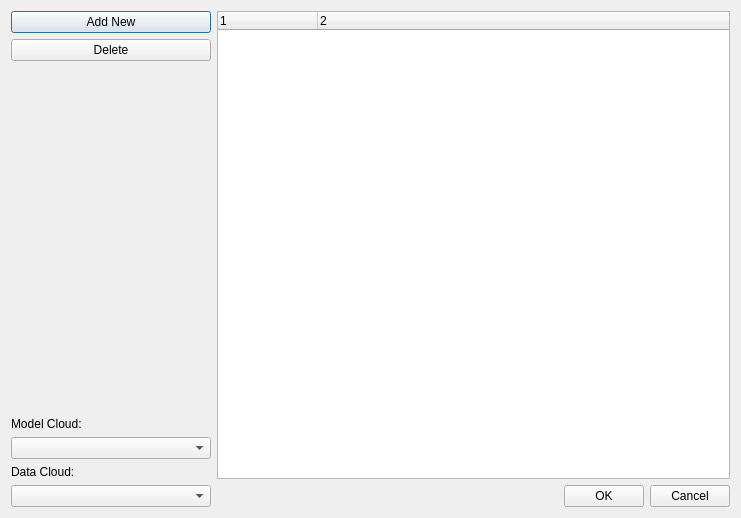
First picture: the form in src/tools/viewer/ui/LVRCorrespondanceDialogUI.ui, repository uos/lvr2, before the edit.
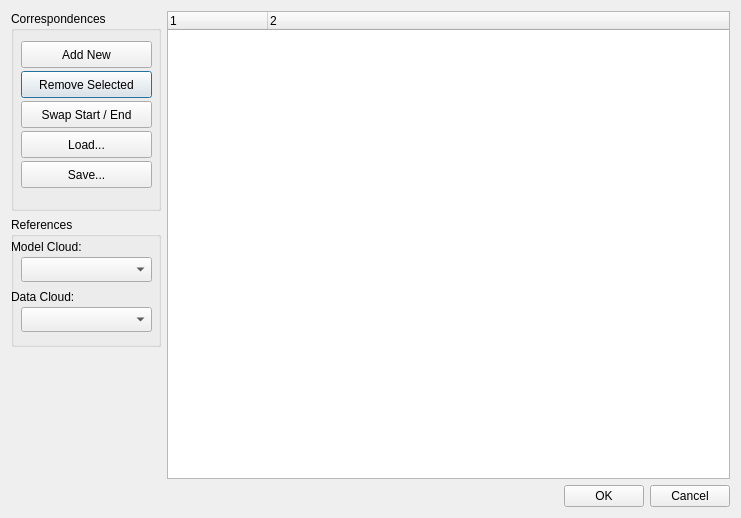
Second picture: the form after the edit.

Commit message: Able to save and load correspondences

The edit to the form file:
```diff
--- a/src/tools/viewer/ui/LVRCorrespondanceDialogUI.ui
+++ b/src/tools/viewer/ui/LVRCorrespondanceDialogUI.ui
@@ -17,23 +17,158 @@
    <item>
     <layout class="QVBoxLayout" name="verticalLayout_2">
      <item>
-      <widget class="QPushButton" name="buttonNew">
+      <widget class="QGroupBox" name="Correspondences">
        <property name="minimumSize">
         <size>
-         <width>200</width>
-         <height>0</height>
+         <width>150</width>
+         <height>200</height>
         </size>
        </property>
-       <property name="text">
-        <string>Add New</string>
+       <property name="title">
+        <string>Correspondences</string>
        </property>
+       <widget class="QPushButton" name="buttonDelete">
+        <property name="geometry">
+         <rect>
+          <x>10</x>
+          <y>60</y>
+          <width>131</width>
+          <height>27</height>
+         </rect>
+        </property>
+        <property name="text">
+         <string>Remove Selected</string>
+        </property>
+       </widget>
+       <widget class="QPushButton" name="buttonNew">
+        <property name="geometry">
+         <rect>
+          <x>10</x>
+          <y>30</y>
+          <width>131</width>
+          <height>27</height>
+         </rect>
+        </property>
+        <property name="minimumSize">
+         <size>
+          <width>0</width>
+          <height>0</height>
+         </size>
+        </property>
+        <property name="text">
+         <string>Add New</string>
+        </property>
+       </widget>
+       <widget class="QPushButton" name="buttonLoad">
+        <property name="geometry">
+         <rect>
+          <x>10</x>
+          <y>120</y>
+          <width>131</width>
+          <height>27</height>
+         </rect>
+        </property>
+        <property name="text">
+         <string>Load...</string>
+        </property>
+       </widget>
+       <widget class="QPushButton" name="buttonSave">
+        <property name="geometry">
+         <rect>
+          <x>10</x>
+          <y>150</y>
+          <width>131</width>
+          <height>27</height>
+         </rect>
+        </property>
+        <property name="text">
+         <string>Save...</string>
+        </property>
+       </widget>
+       <widget class="QPushButton" name="buttonSwap">
+        <property name="geometry">
+         <rect>
+          <x>10</x>
+          <y>90</y>
+          <width>131</width>
+          <height>27</height>
+         </rect>
+        </property>
+        <property name="text">
+         <string>Swap Start / End</string>
+        </property>
+       </widget>
       </widget>
      </item>
      <item>
-      <widget class="QPushButton" name="buttonDelete">
-       <property name="text">
-        <string>Delete</string>
+      <widget class="QGroupBox" name="groupBoxReference">
+       <property name="minimumSize">
+        <size>
+         <width>0</width>
+         <height>130</height>
+        </size>
        </property>
+       <property name="title">
+        <string>References</string>
+       </property>
+       <widget class="QLabel" name="labelModelCloud">
+        <property name="geometry">
+         <rect>
+          <x>0</x>
+          <y>20</y>
+          <width>121</width>
+          <height>20</height>
+         </rect>
+        </property>
+        <property name="text">
+         <string>Model Cloud:</string>
+        </property>
+       </widget>
+       <widget class="QComboBox" name="comboBoxModel">
+        <property name="geometry">
+         <rect>
+          <x>10</x>
+          <y>40</y>
+          <width>131</width>
+          <height>25</height>
+         </rect>
+        </property>
+        <property name="font">
+         <font>
+          <weight>75</weight>
+          <bold>true</bold>
+         </font>
+        </property>
+       </widget>
+       <widget class="QLabel" name="labelDataCloud">
+        <property name="geometry">
+         <rect>
+          <x>0</x>
+          <y>70</y>
+          <width>150</width>
+          <height>20</height>
+         </rect>
+        </property>
+        <property name="text">
+         <string>Data Cloud:</string>
+        </property>
+       </widget>
+       <widget class="QComboBox" name="comboBoxData">
+        <property name="geometry">
+         <rect>
+          <x>10</x>
+          <y>90</y>
+          <width>131</width>
+          <height>25</height>
+         </rect>
+        </property>
+        <property name="font">
+         <font>
+          <weight>75</weight>
+          <bold>true</bold>
+         </font>
+        </property>
+       </widget>
       </widget>
      </item>
      <item>
@@ -49,26 +184,6 @@
        </property>
       </spacer>
      </item>
-     <item>
-      <widget class="QLabel" name="labelModelCloud">
-       <property name="text">
-        <string>Model Cloud:</string>
-       </property>
-      </widget>
-     </item>
-     <item>
-      <widget class="QComboBox" name="comboBoxModel"/>
-     </item>
-     <item>
-      <widget class="QLabel" name="labelDataCloud">
-       <property name="text">
-        <string>Data Cloud:</string>
-       </property>
-      </widget>
-     </item>
-     <item>
-      <widget class="QComboBox" name="comboBoxData"/>
-     </item>
     </layout>
    </item>
    <item>
```
The commit also changes 2 other files.
